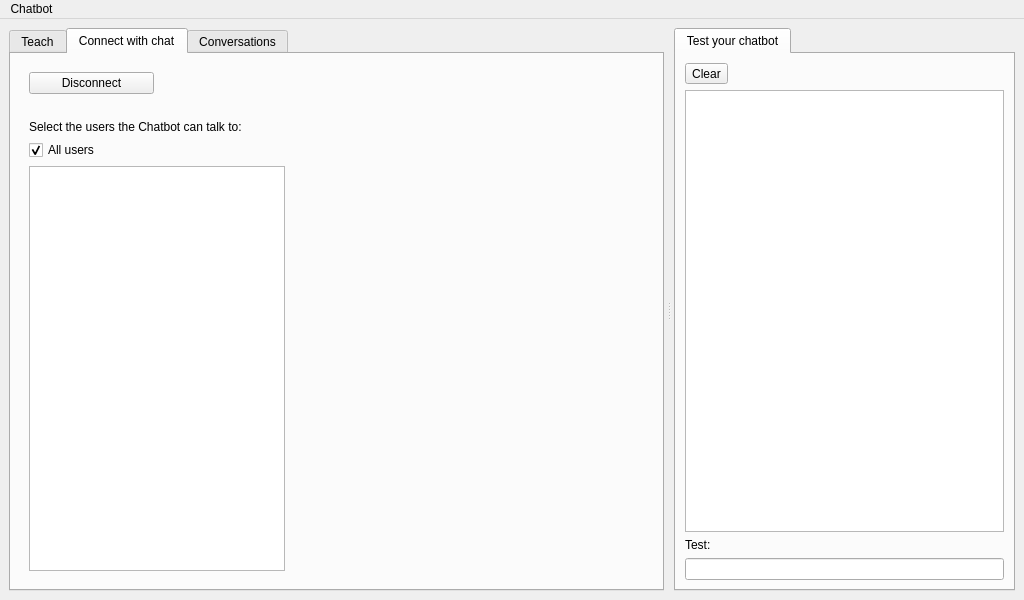
lvklabs/chatbot, file src/main-project/front-end/mainwindow.ui: the form before one commit.
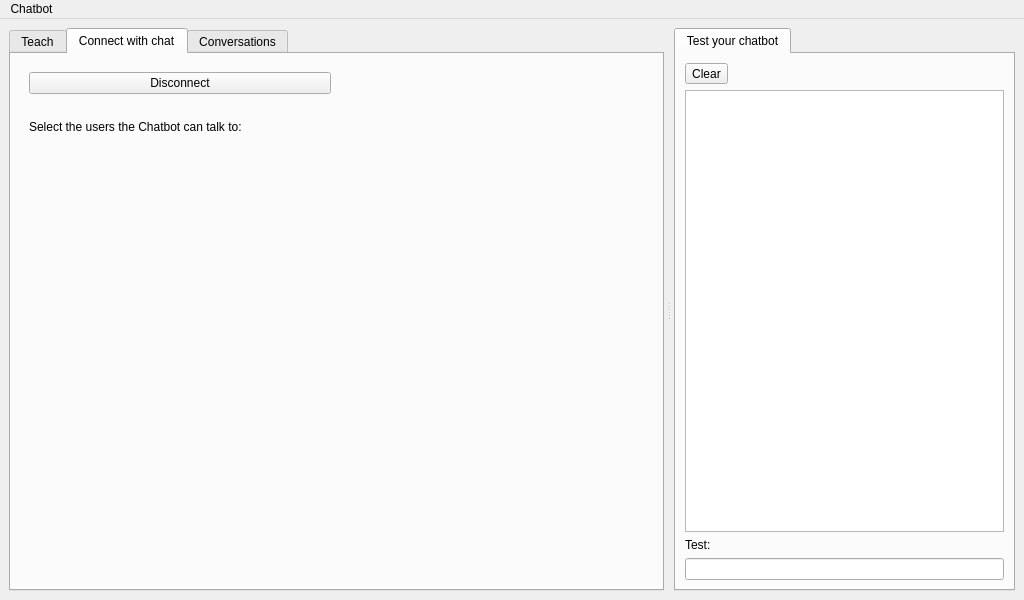
The form after the commit. Icons and pictures are not drawn. Custom widgets are drawn as their Qt base class.

Commit message: Added new widget RosterWidget. Refactored MainWindow class

```diff
--- a/src/main-project/front-end/mainwindow.ui
+++ b/src/main-project/front-end/mainwindow.ui
@@ -501,7 +501,7 @@
                  </property>
                 </widget>
                </item>
-               <item row="4" column="2">
+               <item row="3" column="2">
                 <spacer name="horizontalSpacer_2">
                  <property name="orientation">
                   <enum>Qt::Horizontal</enum>
@@ -514,19 +514,6 @@
                  </property>
                 </spacer>
                </item>
-               <item row="3" column="0" colspan="3">
-                <widget class="QCheckBox" name="allUsersCheckBox">
-                 <property name="text">
-                  <string>All users</string>
-                 </property>
-                 <property name="checked">
-                  <bool>true</bool>
-                 </property>
-                 <property name="tristate">
-                  <bool>false</bool>
-                 </property>
-                </widget>
-               </item>
                <item row="1" column="0" colspan="3">
                 <spacer name="verticalSpacer_3">
                  <property name="orientation">
@@ -543,8 +530,21 @@
                  </property>
                 </spacer>
                </item>
-               <item row="4" column="0" colspan="2">
-                <widget class="QListWidget" name="rosterWidget"/>
+               <item row="3" column="0">
+                <widget class="RosterWidget" name="rosterWidget" native="true">
+                 <property name="sizePolicy">
+                  <sizepolicy hsizetype="Expanding" vsizetype="Expanding">
+                   <horstretch>0</horstretch>
+                   <verstretch>0</verstretch>
+                  </sizepolicy>
+                 </property>
+                 <property name="minimumSize">
+                  <size>
+                   <width>0</width>
+                   <height>0</height>
+                  </size>
+                 </property>
+                </widget>
                </item>
               </layout>
              </item>
@@ -784,6 +784,12 @@
    <header>conversationhistorywidget.h</header>
    <container>1</container>
   </customwidget>
+  <customwidget>
+   <class>RosterWidget</class>
+   <extends>QWidget</extends>
+   <header>rosterwidget.h</header>
+   <container>1</container>
+  </customwidget>
  </customwidgets>
  <resources>
   <include location="../resources.qrc"/>
```
The commit also changes 7 other files.
